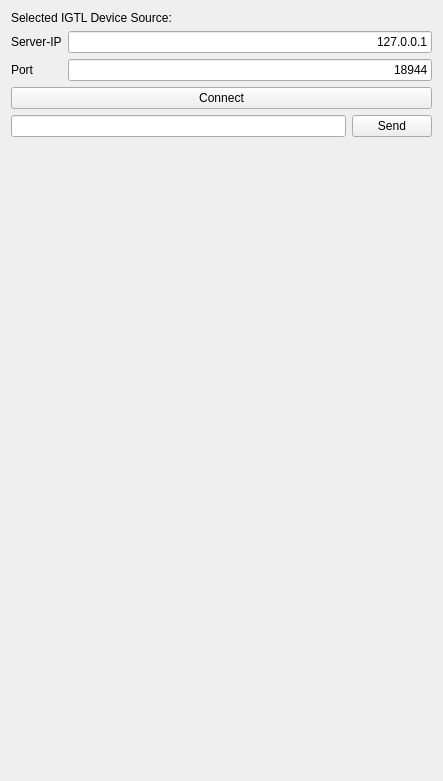
Before: the Qt Designer form Modules/OpenIGTLinkUI/Qmitk/QmitkIGTLDeviceSourceManagementWidgetControls.ui in MITK/MITK, drawn with Qt 5.
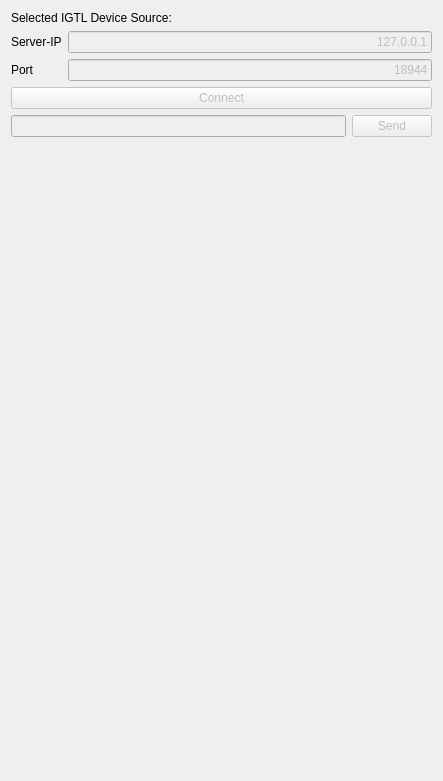
After: the same form once the commit is applied.

Commit message: Changed receiving from blocking to non-blocking Made some changes in the GUI

```diff
--- a/Modules/OpenIGTLinkUI/Qmitk/QmitkIGTLDeviceSourceManagementWidgetControls.ui
+++ b/Modules/OpenIGTLinkUI/Qmitk/QmitkIGTLDeviceSourceManagementWidgetControls.ui
@@ -50,6 +50,9 @@
      </item>
      <item row="2" column="1">
       <widget class="QLineEdit" name="editPort">
+       <property name="enabled">
+        <bool>false</bool>
+       </property>
        <property name="text">
         <string>18944</string>
        </property>
@@ -70,7 +73,7 @@
      <item row="1" column="1">
       <widget class="QLineEdit" name="editIP">
        <property name="enabled">
-        <bool>true</bool>
+        <bool>false</bool>
        </property>
        <property name="text">
         <string>127.0.0.1</string>
@@ -84,6 +87,9 @@
    </item>
    <item>
     <widget class="QPushButton" name="butConnectWithServer">
+     <property name="enabled">
+      <bool>false</bool>
+     </property>
      <property name="toolTip">
       <string>Do image processing</string>
      </property>
@@ -110,10 +116,17 @@
    <item>
     <layout class="QHBoxLayout" name="horizontalLayout">
      <item>
-      <widget class="QLineEdit" name="editSend"/>
+      <widget class="QLineEdit" name="editSend">
+       <property name="enabled">
+        <bool>false</bool>
+       </property>
+      </widget>
      </item>
      <item>
       <widget class="QPushButton" name="butSend">
+       <property name="enabled">
+        <bool>false</bool>
+       </property>
        <property name="text">
         <string>Send</string>
        </property>
```
The commit also changes 3 other files.
